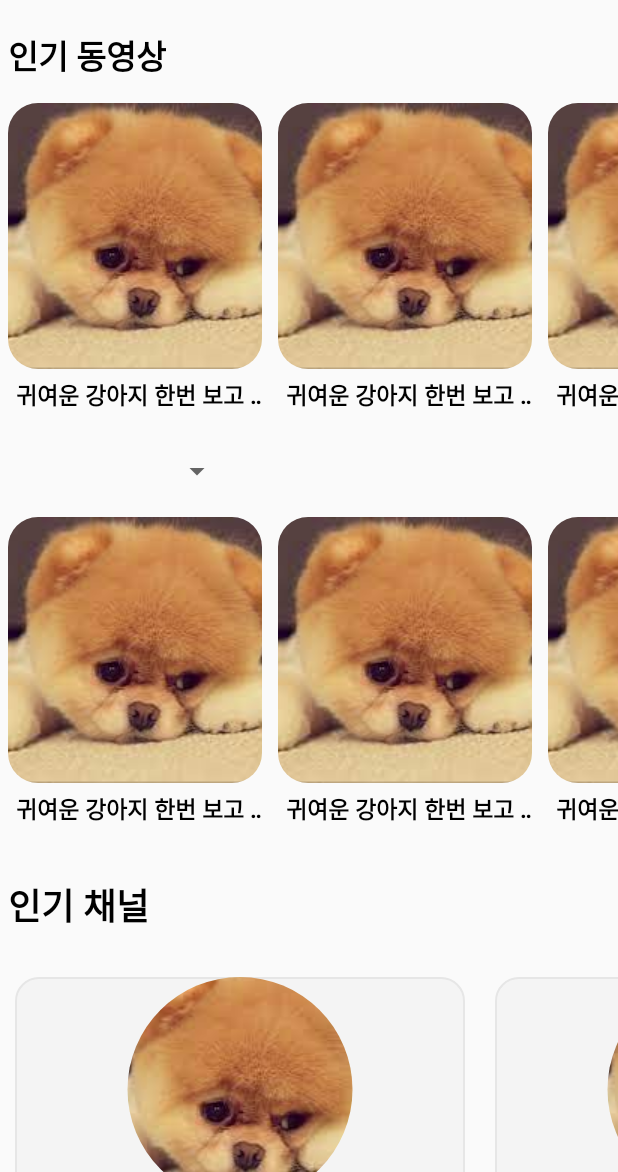
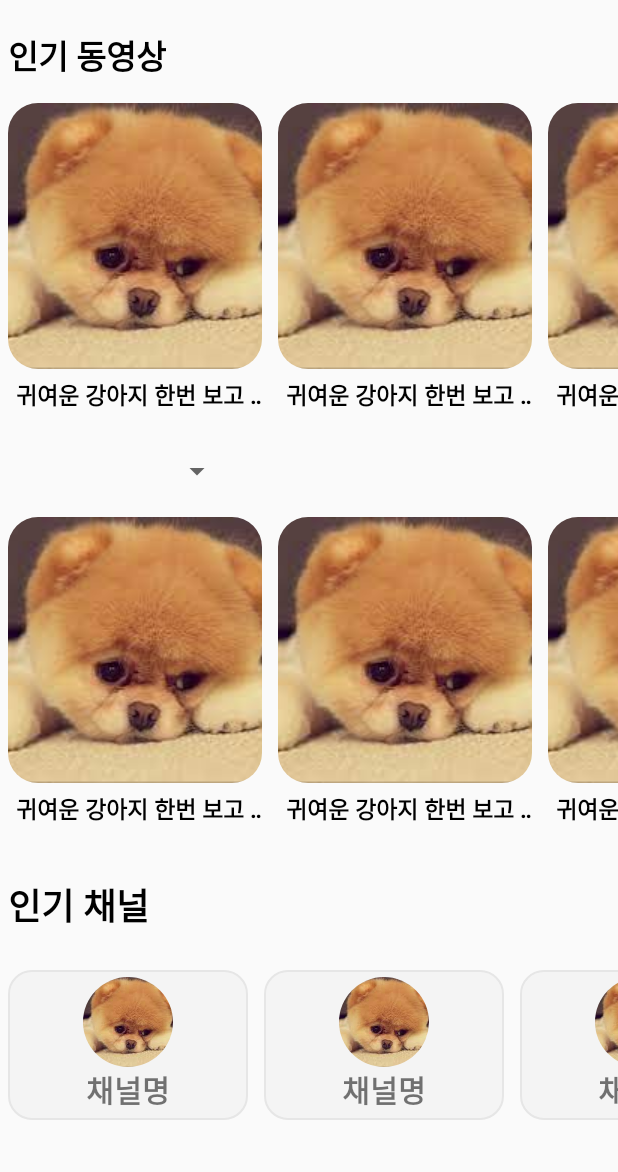
Before and after one commit to threeo-clock/WeTube, an Android app: the layout fragment_home.xml on its own in the app's theme, with its tools: preview values and no code run, on a phone screen of 412 x 824 dp, the part 64-1236 px from its top. Run offline under Robolectric (Android 15) with nearby library versions, the phone set to English and light mode, and no system bars; network calls fail.

Commit message:
[LITTLE_FIX] : 🔧 카테고리 채널 디자인 수정

```diff
--- a/app/src/main/java/com/example/wetube/ui/home/HomeFragment.kt
+++ b/app/src/main/java/com/example/wetube/ui/home/HomeFragment.kt
@@ -18,6 +18,7 @@ class HomeFragment : Fragment() {
     private var _binding: FragmentHomeBinding? = null
     private val binding get() = _binding!!
     private lateinit var homeAdapter: HomeAdapter
+    private lateinit var channelAdapter: HomeChannelAdapter
     val apiService = RetrofitClient.apiService
 
     private lateinit var homeViewModel: HomeViewModel
@@ -42,7 +43,11 @@ class HomeFragment : Fragment() {
 
         homeAdapter = HomeAdapter(requireActivity())
         binding.homeRvVideos.adapter = homeAdapter
+
         binding.homeRvCategory.adapter = homeAdapter
+
+        channelAdapter = HomeChannelAdapter(requireActivity())
+        binding.homeRvCategory.adapter = channelAdapter
 
         val repositoryHomeVideos = RepositoryHomeVideos()
         val homeViewModelFactory = HomeViewModelFactory(repositoryHomeVideos)
--- a/app/src/main/res/layout/item_channels.xml
+++ b/app/src/main/res/layout/item_channels.xml
@@ -1,26 +1,28 @@
 <?xml version="1.0" encoding="utf-8"?>
 <LinearLayout xmlns:android="http://schemas.android.com/apk/res/android"
     android:id="@+id/container"
-    android:layout_width="300dp"
-    android:layout_margin="10dp"
-    android:layout_height="200dp"
+    android:layout_width="160dp"
+    android:layout_margin="5dp"
+    android:gravity="center"
+    android:layout_height="100dp"
     android:background="@drawable/bg_contact_grid"
     android:orientation="vertical">
 
     <de.hdodenhof.circleimageview.CircleImageView
         android:id="@+id/iv_channel_profile"
-        android:layout_width="wrap_content"
-        android:layout_height="150dp"
+        android:layout_width="60dp"
+        android:layout_height="60dp"
         android:layout_gravity="center"
         android:src="@drawable/img" />
 
     <androidx.appcompat.widget.AppCompatTextView
+        android:id="@+id/tv_channel_name"
         android:layout_width="wrap_content"
         android:layout_height="wrap_content"
         android:layout_gravity="center"
         android:maxLines="1"
         android:text="채널명"
-        android:textSize="24sp"
+        android:textSize="20sp"
         android:textStyle="bold" />
 
 
```
Also changed, not shown: app/src/main/java/com/example/wetube/ui/home/HomeChannelAdapter.kt (added, +41 -0 lines).
